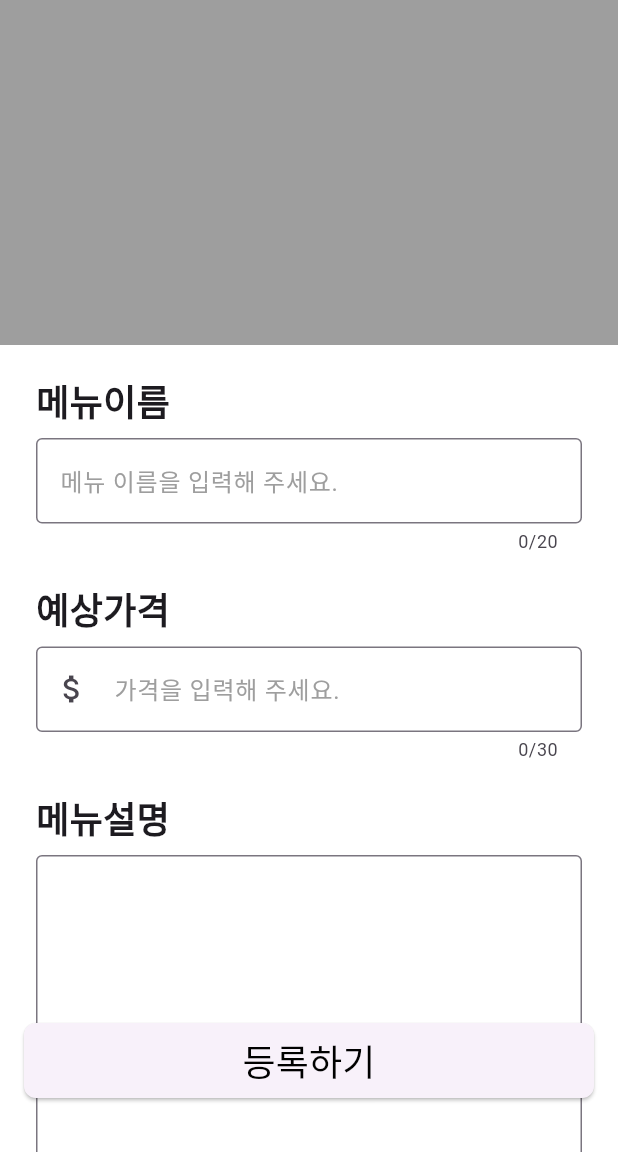
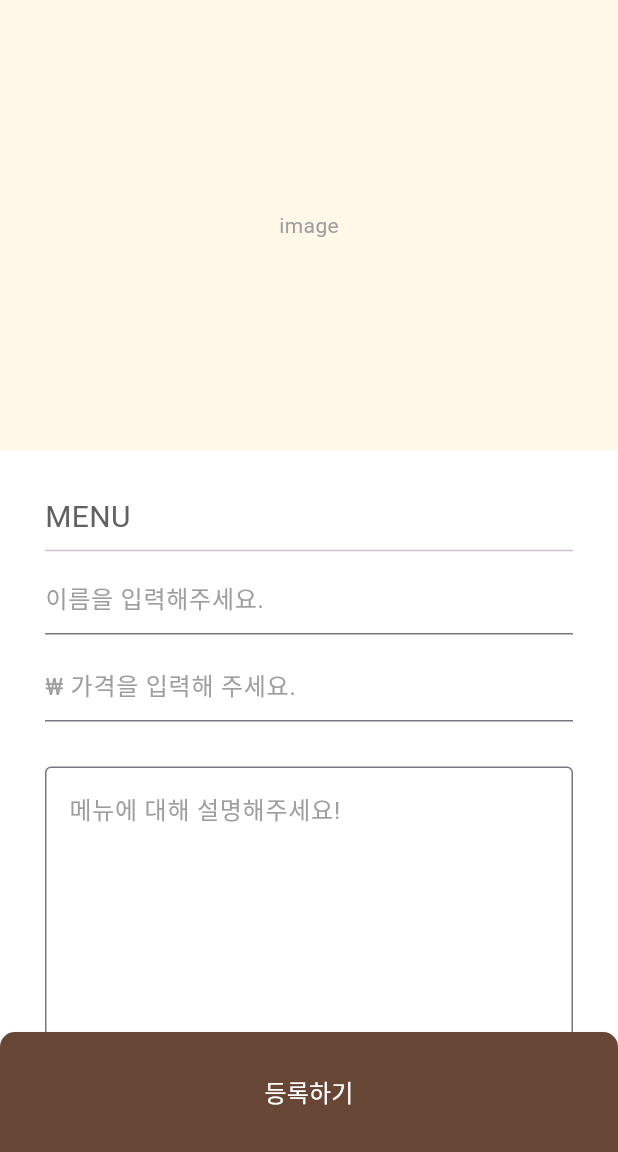
Before and after one commit to Hamiric/SirenOrder_Team4, a Flutter app: the screen it shows after launch, on a phone screen of 412 x 824 dp, the part 84-1236 px from its top. Run offline on Flutter 3.47's test engine with Material 3 defaults, Android fonts, the phone set to English and light mode, and no system bars.

Commit message:
Fix : "Item_add_page UI 변경"

```diff
--- a/lib/item_add_page/item_add_page.dart
+++ b/lib/item_add_page/item_add_page.dart
@@ -17,14 +17,13 @@ class ItemAddPage extends StatelessWidget {
       body: SafeArea(
         child: ListView(
           scrollDirection: Axis.vertical,
-          children: [
+          children: const [
             ImagePickerWidget(),
             DishInfoWidget(),
           ],
         ),
       ),
-      floatingActionButton: RegisterButton(),
-      floatingActionButtonLocation: FloatingActionButtonLocation.centerFloat,
+      bottomNavigationBar: const RegisterButton(),
     );
   }
 }
--- a/lib/item_add_page/widget/dish_info_widget.dart
+++ b/lib/item_add_page/widget/dish_info_widget.dart
@@ -7,80 +7,64 @@ class DishInfoWidget extends StatelessWidget {
   @override
   Widget build(BuildContext context) {
     return Padding(
-      padding: const EdgeInsets.symmetric(horizontal: 24),
+      padding: const EdgeInsets.symmetric(horizontal: 30),
       child: Column(
         crossAxisAlignment: CrossAxisAlignment.start,
         children: [
           const SizedBox(
-            height: 20,
+            height: 30,
           ),
-          const Text(
-            '메뉴이름',
-            style: TextStyle(
-              fontSize: 24,
-              fontWeight: FontWeight.bold,
+          Column(
+            crossAxisAlignment: CrossAxisAlignment.start,
+            children: [
+              Text(
+                'MENU',
+                style: TextStyle(
+                  fontSize: 20,
+                  color: Colors.grey[700],
+                ),
+              ),
+              const Divider(
+                thickness: 1,
+              )
+            ],
+          ),
+          const TextField(
+            maxLines: 1,
+            decoration: InputDecoration(
+              hintText: '이름을 입력해주세요.',
+              hintStyle: TextStyle(
+                color: Colors.grey,
+              ),
             ),
           ),
-          const SizedBox(
-            height: 8,
+          const SizedBox(height: 10),
+          TextField(
+            maxLines: 1,
+            inputFormatters: [
+              FilteringTextInputFormatter.digitsOnly,
+            ],
+            keyboardType: TextInputType.number,
+            decoration: const InputDecoration(
+              hintText: '₩ 가격을 입력해 주세요.',
+              hintStyle: TextStyle(
+                color: Colors.grey,
+              ),
+            ),
           ),
+          const SizedBox(height: 30),
           const TextField(
-            maxLength: 20,
-            maxLines: 1,
+            maxLines: 12,
             decoration: InputDecoration(
-              hintText: '메뉴 이름을 입력해 주세요.',
+              hintText: '메뉴에 대해 설명해주세요!',
               hintStyle: TextStyle(
                 color: Colors.grey,
               ),
               border: OutlineInputBorder(),
             ),
           ),
-          const SizedBox(height: 20),
-          const Text(
-            '예상가격',
-            style: TextStyle(
-              fontSize: 24,
-              fontWeight: FontWeight.bold,
-            ),
-          ),
           const SizedBox(
-            height: 8,
-          ),
-          TextField(
-            maxLength: 30,
-            maxLines: 1,
-            inputFormatters: [
-              FilteringTextInputFormatter.digitsOnly,
-            ],
-            keyboardType: TextInputType.number,
-            decoration: const InputDecoration(
-              prefixIcon: Icon(Icons.attach_money),
-              hintText: '가격을 입력해 주세요.',
-              hintStyle: TextStyle(
-                color: Colors.grey,
-              ),
-              border: OutlineInputBorder(),
-            ),
-          ),
-          const SizedBox(height: 20),
-          const Text(
-            '메뉴설명',
-            style: TextStyle(
-              fontSize: 24,
-              fontWeight: FontWeight.bold,
-            ),
-          ),
-          const SizedBox(
-            height: 8,
-          ),
-          const TextField(
-            maxLines: 10,
-            decoration: InputDecoration(
-              border: OutlineInputBorder(),
-            ),
-          ),
-          const SizedBox(
-            height: 120,
+            height: 30,
           ),
         ],
       ),
--- a/lib/item_add_page/widget/image_picker_widget.dart
+++ b/lib/item_add_page/widget/image_picker_widget.dart
@@ -6,9 +6,17 @@ class ImagePickerWidget extends StatelessWidget {
   @override
   Widget build(BuildContext context) {
     return Container(
-      height: 230,
-      decoration: BoxDecoration(
-        color: Colors.grey,
+      height: 300,
+      decoration: const BoxDecoration(
+        color: Color(0xffFFF8E8),
+      ),
+      child: const Center(
+        child: Text(
+          'image',
+          style: TextStyle(
+            color: Colors.grey
+          ),
+        ),
       ),
     );
   }
--- a/lib/item_add_page/widget/register_button.dart
+++ b/lib/item_add_page/widget/register_button.dart
@@ -5,26 +5,23 @@ class RegisterButton extends StatelessWidget {
 
   @override
   Widget build(BuildContext context) {
-    return Padding(
-      padding: const EdgeInsets.only(bottom: 20),
-      child: ElevatedButton(
+    return ElevatedButton(
       onPressed: () {},
       style: ElevatedButton.styleFrom(
-          shape: RoundedRectangleBorder(
-            borderRadius: BorderRadius.circular(8),
+        backgroundColor: const Color(0xff674636),
+        shape: const RoundedRectangleBorder(
+          borderRadius: BorderRadius.only(topLeft: Radius.circular(10), topRight: Radius.circular(10)),
         ),
       ),
       child: Container(
         color: Colors.transparent,
-          width: MediaQuery.of(context).size.width - 80,
-          height: 50,
+        height: 80,
         child: const Center(
           child: Text(
             '등록하기',
             style: TextStyle(
-                color: Colors.black,
-                fontSize: 24,
-              ),
+              color: Colors.white,
+              fontSize: 16,
             ),
           ),
         ),
```
Lines whose indentation alone changed are shown as unchanged.
